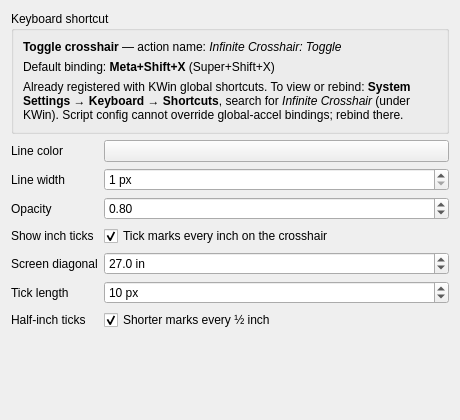
Qt form contents/ui/config.ui (maxugly/infinihair) before a commit.
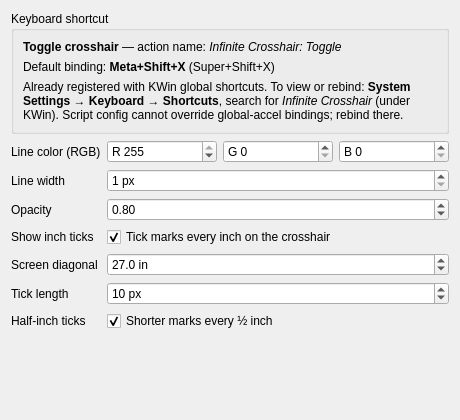
The same form after that commit. Custom widgets are drawn as their Qt base class.

Commit message:
Persist crosshair color across disable/re-enable via RGB ints.
KConfig Color + KColorButton in the genericscripted KCM showed default
red and Apply could drop LineColor from kwinrc. Store LineColorR/G/B as
Int spinboxes, migrate any legacy LineColor on poll, and always rebuild
the QML color from those channels so re-enable keeps the saved tint.

```diff
--- a/contents/ui/config.ui
+++ b/contents/ui/config.ui
@@ -65,23 +65,61 @@
    <item row="1" column="0">
     <widget class="QLabel" name="labelLineColor">
      <property name="text">
-      <string>Line color</string>
-     </property>
-     <property name="buddy">
-      <cstring>kcfg_LineColor</cstring>
+      <string>Line color (RGB)</string>
      </property>
     </widget>
    </item>
    <item row="1" column="1">
-    <widget class="KColorButton" name="kcfg_LineColor">
-     <property name="color">
-      <color>
-       <red>255</red>
-       <green>0</green>
-       <blue>0</blue>
-      </color>
-     </property>
-    </widget>
+    <layout class="QHBoxLayout" name="lineColorLayout">
+     <item>
+      <widget class="QSpinBox" name="kcfg_LineColorR">
+       <property name="toolTip">
+        <string>Red channel (0–255)</string>
+       </property>
+       <property name="prefix">
+        <string>R </string>
+       </property>
+       <property name="maximum">
+        <number>255</number>
+       </property>
+       <property name="value">
+        <number>255</number>
+       </property>
+      </widget>
+     </item>
+     <item>
+      <widget class="QSpinBox" name="kcfg_LineColorG">
+       <property name="toolTip">
+        <string>Green channel (0–255)</string>
+       </property>
+       <property name="prefix">
+        <string>G </string>
+       </property>
+       <property name="maximum">
+        <number>255</number>
+       </property>
+       <property name="value">
+        <number>0</number>
+       </property>
+      </widget>
+     </item>
+     <item>
+      <widget class="QSpinBox" name="kcfg_LineColorB">
+       <property name="toolTip">
+        <string>Blue channel (0–255)</string>
+       </property>
+       <property name="prefix">
+        <string>B </string>
+       </property>
+       <property name="maximum">
+        <number>255</number>
+       </property>
+       <property name="value">
+        <number>0</number>
+       </property>
+      </widget>
+     </item>
+    </layout>
    </item>
    <item row="2" column="0">
     <widget class="QLabel" name="labelLineWidth">
@@ -241,13 +279,6 @@
    </item>
   </layout>
  </widget>
- <customwidgets>
-  <customwidget>
-   <class>KColorButton</class>
-   <extends>QPushButton</extends>
-   <header>kcolorbutton.h</header>
-  </customwidget>
- </customwidgets>
  <resources/>
  <connections/>
 </ui>
```
The commit also changes 3 other files.
